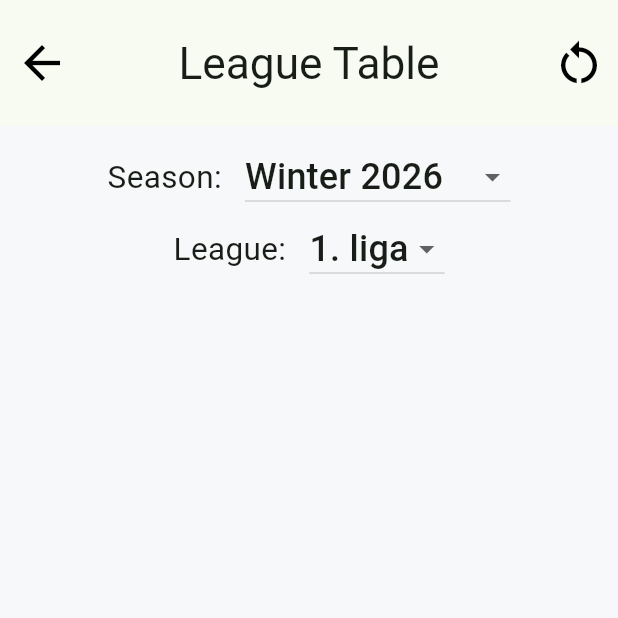
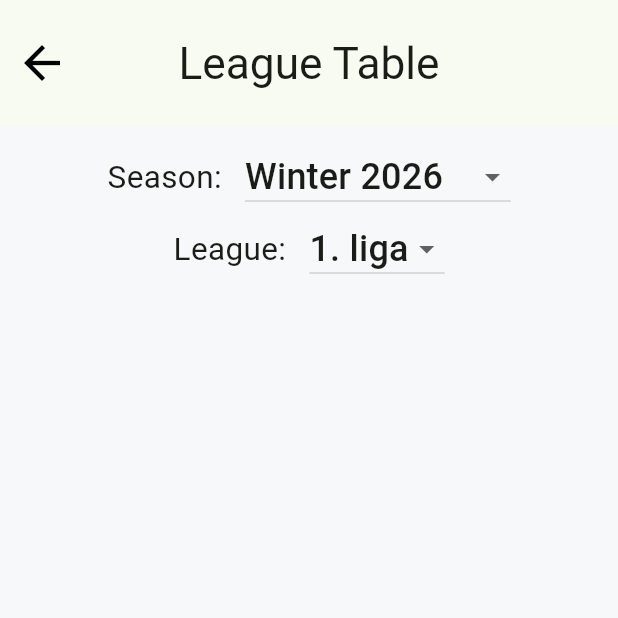
Before and after one commit to trpa04-bot/tennis, a Flutter app: the ViewerHomePage screen opened directly, item 4 of the bottom bar chosen, on a phone screen of 412 x 824 dp, the top half of it. Run offline on Flutter 3.47's test engine with Material 3 defaults, Android fonts, the phone set to English and light mode, and no system bars; our stand-ins replace cloud_firestore, firebase_auth, firebase_core, web; accounts and stored records are empty; network calls fail.

Commit message:
Hide trend reset in viewer league table

```diff
--- a/lib/screens/home_page.dart
+++ b/lib/screens/home_page.dart
@@ -127,7 +127,7 @@ class _ViewerHomePageState extends State<ViewerHomePage> {
     ViewerWelcomePage(),
     ViewerPlayersPage(),
     ViewerMatchesPage(),
-    LeagueTablePage(),
+    LeagueTablePage(canResetTrend: false),
     _ActivityFeedPage(),
   ];
 
--- a/lib/screens/league_table_page.dart
+++ b/lib/screens/league_table_page.dart
@@ -2,7 +2,12 @@ import 'package:flutter/material.dart';
 import '../services/firestore_service.dart';
 
 class LeagueTablePage extends StatefulWidget {
-  const LeagueTablePage({super.key});
+  final bool canResetTrend;
+
+  const LeagueTablePage({
+    super.key,
+    this.canResetTrend = true,
+  });
 
   @override
   State<LeagueTablePage> createState() => _LeagueTablePageState();
@@ -117,13 +122,15 @@ class _LeagueTablePageState extends State<LeagueTablePage> {
           appBar: AppBar(
             title: const Text('League Table'),
             centerTitle: true,
-            actions: [
-              IconButton(
-                tooltip: 'Reset trend',
-                icon: const Icon(Icons.restart_alt),
-                onPressed: () => _confirmResetTrend(context),
-              ),
-            ],
+            actions: widget.canResetTrend
+                ? [
+                    IconButton(
+                      tooltip: 'Reset trend',
+                      icon: const Icon(Icons.restart_alt),
+                      onPressed: () => _confirmResetTrend(context),
+                    ),
+                  ]
+                : null,
           ),
           body: Column(
             children: [
```
